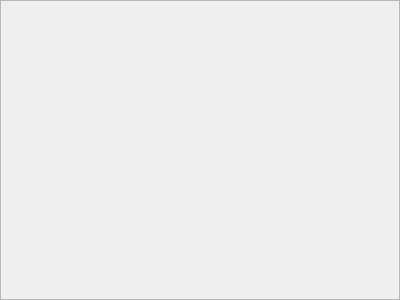
Old version of the form Widgets/FrmGroupChat/FrmGroupChat.ui in the repository KangLin/RabbitIm.
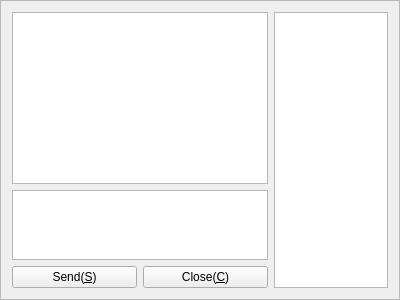
New version of the form.

```diff
--- a/Widgets/FrmGroupChat/FrmGroupChat.ui
+++ b/Widgets/FrmGroupChat/FrmGroupChat.ui
@@ -19,6 +19,56 @@
   <property name="frameShadow">
    <enum>QFrame::Raised</enum>
   </property>
+  <layout class="QGridLayout" name="gridLayout">
+   <item row="0" column="0" colspan="2">
+    <layout class="QVBoxLayout" name="verticalLayout">
+     <item>
+      <widget class="QTextEdit" name="txtView">
+       <property name="sizePolicy">
+        <sizepolicy hsizetype="Expanding" vsizetype="Expanding">
+         <horstretch>5</horstretch>
+         <verstretch>3</verstretch>
+        </sizepolicy>
+       </property>
+      </widget>
+     </item>
+     <item>
+      <widget class="QTextEdit" name="txtInput">
+       <property name="sizePolicy">
+        <sizepolicy hsizetype="Expanding" vsizetype="Expanding">
+         <horstretch>5</horstretch>
+         <verstretch>1</verstretch>
+        </sizepolicy>
+       </property>
+      </widget>
+     </item>
+    </layout>
+   </item>
+   <item row="0" column="2" rowspan="2">
+    <widget class="QListView" name="lstMembers">
+     <property name="sizePolicy">
+      <sizepolicy hsizetype="Expanding" vsizetype="Expanding">
+       <horstretch>1</horstretch>
+       <verstretch>0</verstretch>
+      </sizepolicy>
+     </property>
+    </widget>
+   </item>
+   <item row="1" column="0">
+    <widget class="QPushButton" name="pbSend">
+     <property name="text">
+      <string>Send(&amp;S)</string>
+     </property>
+    </widget>
+   </item>
+   <item row="1" column="1">
+    <widget class="QPushButton" name="pbClose">
+     <property name="text">
+      <string>Close(&amp;C)</string>
+     </property>
+    </widget>
+   </item>
+  </layout>
  </widget>
  <resources/>
  <connections/>
```
